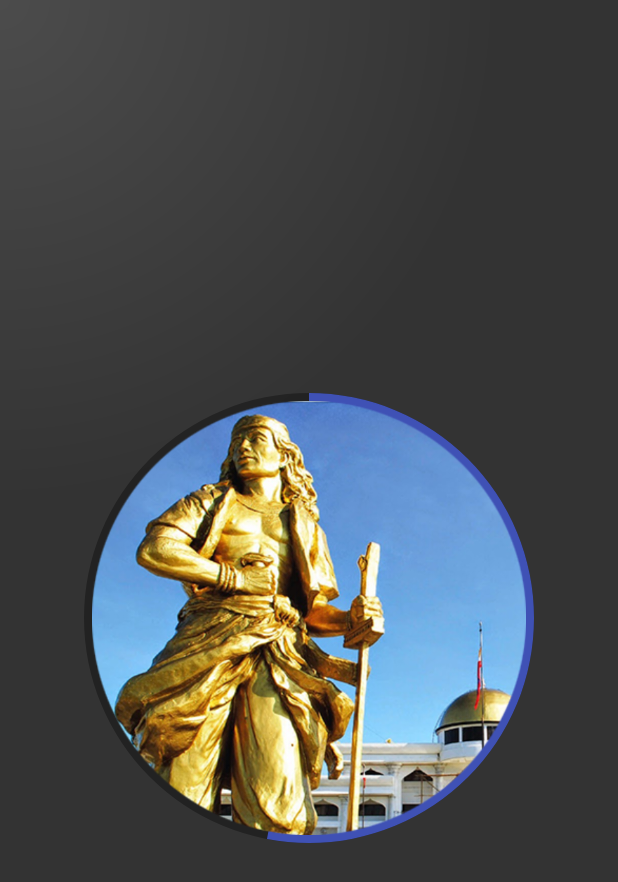
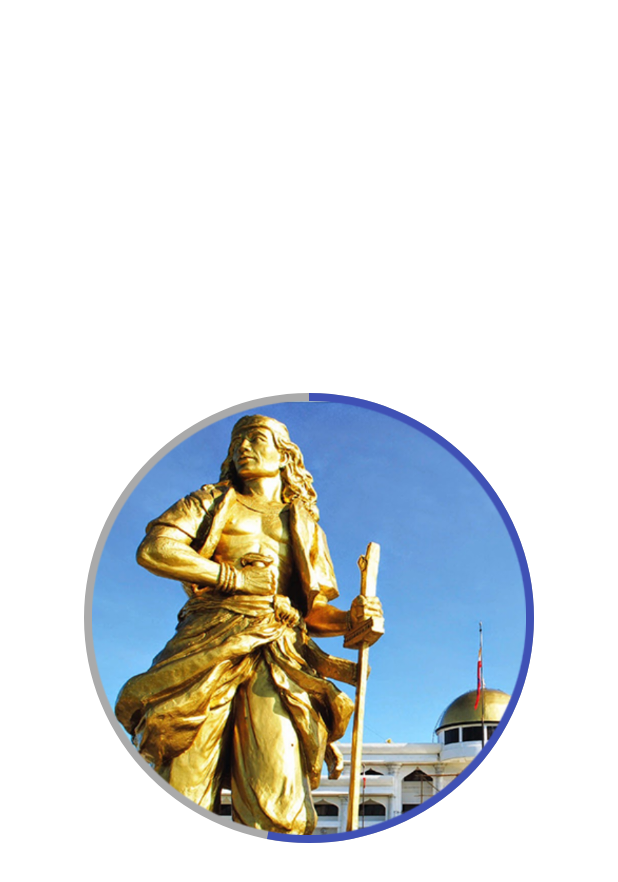
Before and after one commit to patledesma/touristguide, an Android app: the SplashActivity screen opened directly, with no data from a screen before it, on a phone screen of 412 x 824 dp. Shown: the top 882 px of the screen. Run offline under Robolectric (Android 15) with nearby library versions, the phone set to English and light mode, and no system bars.

Commit message:
fix after merge

```diff
--- a/app/src/main/AndroidManifest.xml
+++ b/app/src/main/AndroidManifest.xml
@@ -36,7 +36,7 @@
             android:value="@string/google_maps_key" />
 
         <activity
-            android:name=".activity.MainActivity"
+            android:name=".activity.SplashActivity"
             android:label="@string/app_name"
             android:theme="@style/Theme.AppCompat.NoActionBar">
             <intent-filter>
@@ -45,7 +45,7 @@
                 <category android:name="android.intent.category.LAUNCHER" />
             </intent-filter>
         </activity>
-        <activity android:name=".activity.SplashActivity"></activity>
+        <activity android:name=".activity.MainActivity"></activity>
     </application>
 
 </manifest>
--- a/app/src/main/res/layout/activity_splash.xml
+++ b/app/src/main/res/layout/activity_splash.xml
@@ -7,7 +7,7 @@
     android:paddingLeft="@dimen/activity_horizontal_margin"
     android:paddingRight="@dimen/activity_horizontal_margin"
     android:paddingTop="@dimen/activity_vertical_margin"
-    android:background="@drawable/bg_gray_gradient"
+    android:background="@color/white"
     tools:context="com.sulkud.touristguide.activity.SplashActivity">
 
     <FrameLayout
```
Also changed, not shown: app/src/main/java/com/sulkud/touristguide/activity/MainActivity.java (+7 -4 lines).
